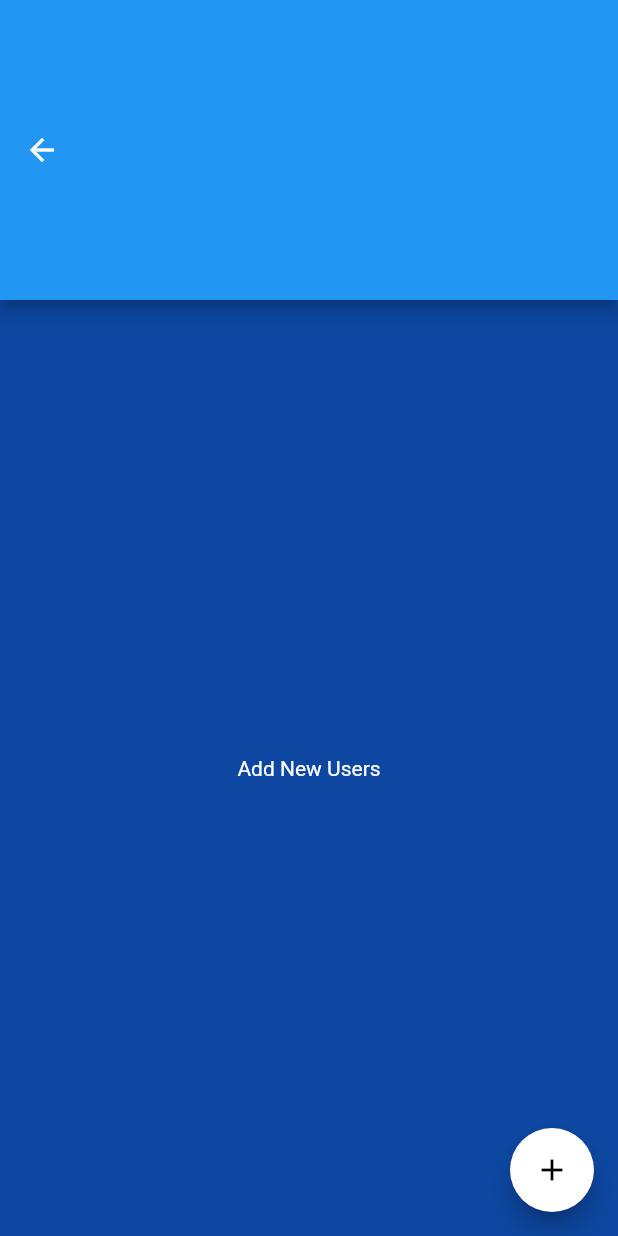
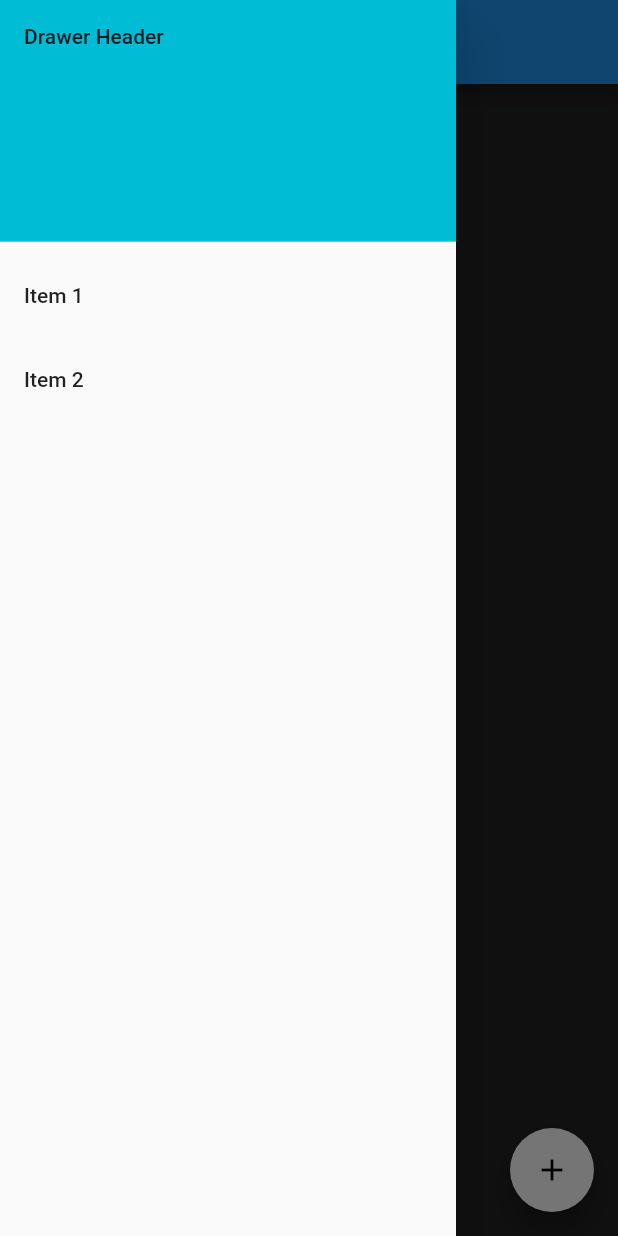
Before and after one commit to Abdallah7x/Udrive-car-rental-app, a Flutter app: the Admin_User screen opened directly, with the side drawer open (before the commit the screen has no drawer), on a phone screen of 412 x 824 dp. Run offline on Flutter 3.47's test engine with Material 2 defaults, Android fonts, the phone set to English and light mode, and no system bars; our stand-ins replace firebase_auth, flutter_slidable; missing offline and left inert: dart:html; accounts and stored records are empty.

Commit message:
Update admin_users.dart

```diff
--- a/lib/pages/admin_users.dart
+++ b/lib/pages/admin_users.dart
@@ -5,16 +5,66 @@ import 'package:provider/provider.dart';
 import 'package:flutter_slidable/flutter_slidable.dart';
 import 'package:drive/theme/colors.dart';
 
+class addProfile extends StatelessWidget {
+  // This widget is the root of your application.
+  @override
+  Widget build(BuildContext context) {
+    return ChangeNotifierProvider(
+      create: (context) => UsersProviders(),
+      child: MaterialApp(
+          title: 'Users',
+          debugShowCheckedModeBanner: false,
+          theme: ThemeData(
+            primarySwatch: Colors.cyan,
+            visualDensity: VisualDensity.adaptivePlatformDensity,
+          ),
+          home: Admin_User()),
+    );
+  }
+}
+
 class Admin_User extends StatelessWidget {
   @override
   Widget build(BuildContext context) {
     return Scaffold(
-      backgroundColor: primary,
+      backgroundColor: Colors.black87,
       appBar: AppBar(
         titleSpacing: 0.0,
-        toolbarHeight: 200,
+      ),
 
+      drawer: Drawer(
+        // Add a ListView to the drawer. This ensures the user can scroll
+        // through the options in the drawer if there isn't enough vertical
+        // space to fit everything.
+        child: ListView(
+          // Important: Remove any padding from the ListView.
+          padding: EdgeInsets.zero,
+          children: [
+            const DrawerHeader(
+              decoration: BoxDecoration(
+                color: Colors.cyan,
+              ),
+              child: Text('Drawer Header'),
+            ),
+            ListTile(
+              title: const Text('Item 1'),
+              onTap: () {
+                // Update the state of the app.
+                // ...
+              },
+            ),
+            ListTile(
+              title: const Text('Item 2'),
+              onTap: () {
+                // Update the state of the app.
+                // ...
+              },
+            ),
+          ],
+        ),
       ),
+      //toolbarHeight: 100,
+
       body: Padding(
         padding: const EdgeInsets.all(8.0),
         child: Consumer<UsersProviders>(
@@ -77,7 +127,7 @@ class CardList extends StatelessWidget {
                   topLeft: Radius.circular(10),
                 )),
             child: ListTile(
-              leading: Icon(Icons.note),
+              leading: Icon(Icons.supervisor_account),
               title: Text(users.name),
               subtitle: Text(users.email),
               trailing: Icon(
@@ -116,7 +166,7 @@ showAlertDialog(BuildContext context) {
     onPressed: () {
       Provider.of<UsersProviders>(context, listen: false)
           .addUsers(_name.text, _id.text, _email.text, _img.text);
-      Navigator.of(context).pop();
+      // Navigator.of(context).pop();
     },
   );
 
```
